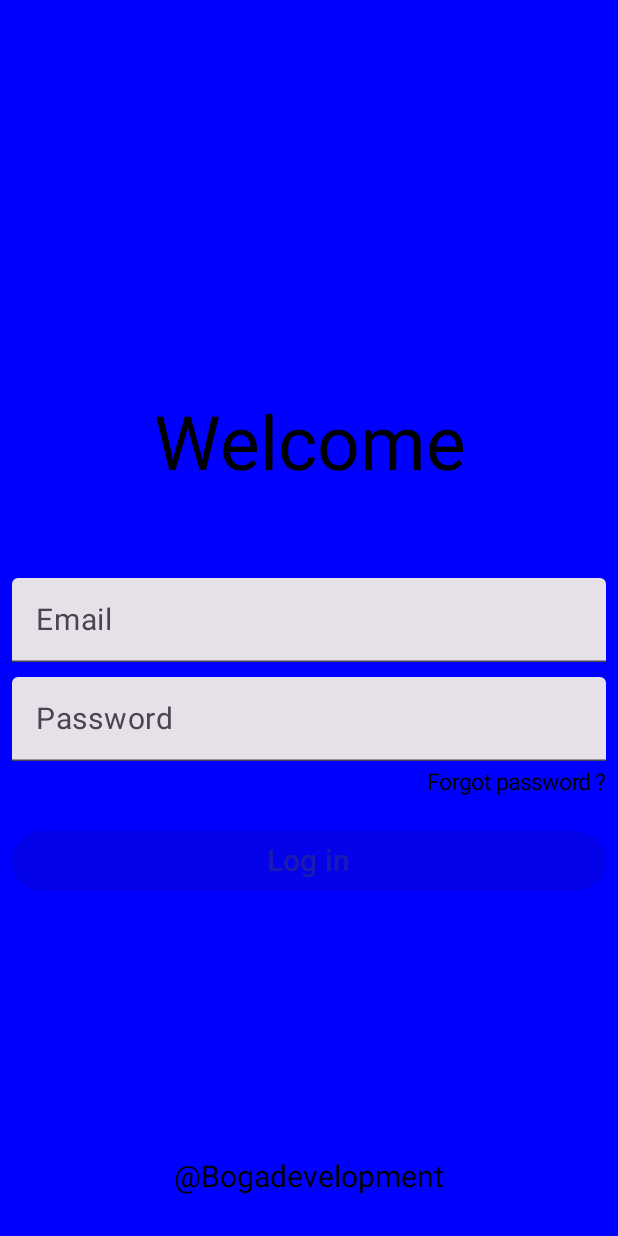
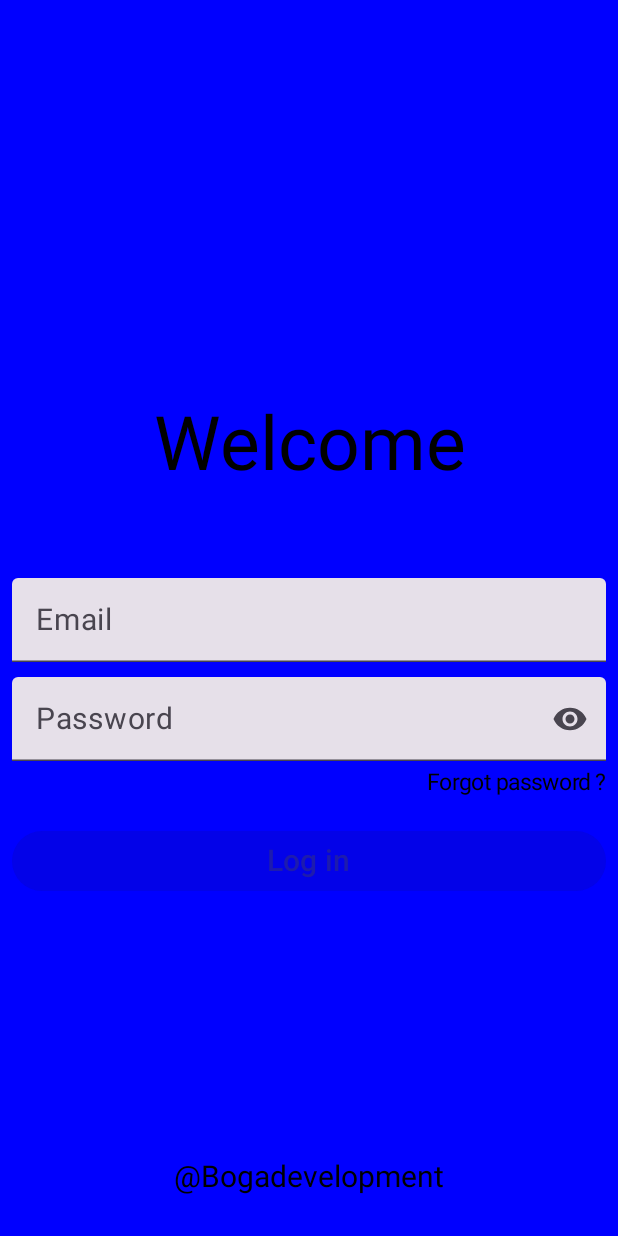
Before and after one commit to BogaDevelopment/HeirloomRecipes, an Android app built with Jetpack Compose: the screen it shows after launch (MainActivity), on a phone screen of 412 x 824 dp. Run offline under Robolectric (Android 15) with nearby library versions, the light colour scheme and no system bars.

Commit message:
4 - Add the eye icon and funcionality in the password field

```diff
--- a/composeApp/src/commonMain/kotlin/com/bogadevelopment/heirloomrecipes/login/ui/LoginScreen.kt
+++ b/composeApp/src/commonMain/kotlin/com/bogadevelopment/heirloomrecipes/login/ui/LoginScreen.kt
@@ -9,17 +9,25 @@ import androidx.compose.foundation.layout.fillMaxWidth
 import androidx.compose.foundation.layout.height
 import androidx.compose.foundation.layout.padding
 import androidx.compose.foundation.shape.RoundedCornerShape
+import androidx.compose.material.icons.Icons
+import androidx.compose.material.icons.filled.Visibility
+import androidx.compose.material.icons.filled.VisibilityOff
 import androidx.compose.material3.Button
+import androidx.compose.material3.Icon
+import androidx.compose.material3.IconButton
 import androidx.compose.material3.Text
 import androidx.compose.material3.TextField
 import androidx.compose.runtime.Composable
 import androidx.compose.runtime.getValue
 import androidx.compose.runtime.mutableStateOf
+import androidx.compose.runtime.remember
 import androidx.compose.runtime.saveable.rememberSaveable
 import androidx.compose.runtime.setValue
 import androidx.compose.ui.Alignment
 import androidx.compose.ui.Modifier
 import androidx.compose.ui.graphics.Color
+import androidx.compose.ui.text.input.PasswordVisualTransformation
+import androidx.compose.ui.text.input.VisualTransformation
 import androidx.compose.ui.text.style.TextAlign
 import androidx.compose.ui.unit.dp
 import androidx.compose.ui.unit.sp
@@ -68,9 +76,9 @@ fun Body(
         VerticalSpacer(40)
         CustomTittle("Welcome", 50)
         VerticalSpacer(60)
-        Field(email, { email = it }, "Email", state.error != null)
+        Field(email, { email = it }, "Email", state.error != null, "email")
         VerticalSpacer(10)
-        Field(password, { password = it }, "Password", state.error != null)
+        Field(password, { password = it }, "Password", state.error != null,"password")
         VerticalSpacer(5)
         CustomText("Forgot password ?", 15, Modifier.align(Alignment.End))
         VerticalSpacer(20)
@@ -120,13 +128,25 @@ fun CustomText(name: String, size: Int, modifier: Modifier = Modifier) {
 }
 
 @Composable
-fun Field(text: String, onTextChanged: (String) -> Unit, ph: String, isError: Boolean) {
+fun Field(text: String, onTextChanged: (String) -> Unit, ph: String, isError: Boolean, type : String) {
+    var isPassVisible by remember { mutableStateOf(false) }
     TextField(
         modifier = Modifier.fillMaxWidth(),
         value = text,
         onValueChange = { onTextChanged(it) },
         placeholder = { CustomText(ph, 20) },
-        isError = isError
+        isError = isError,
+        visualTransformation = if (isPassVisible) VisualTransformation.None else PasswordVisualTransformation(),
+        trailingIcon = {
+            if(type == "password") {
+                IconButton(onClick = { isPassVisible  = !isPassVisible}) {
+                    Icon(
+                        imageVector = if(isPassVisible) Icons.Default.VisibilityOff else Icons.Default.Visibility,
+                        contentDescription = if (isPassVisible) "Hide pass" else "Show pass"
+                    )
+                }
+            }
+        }
     )
 }
 
```
